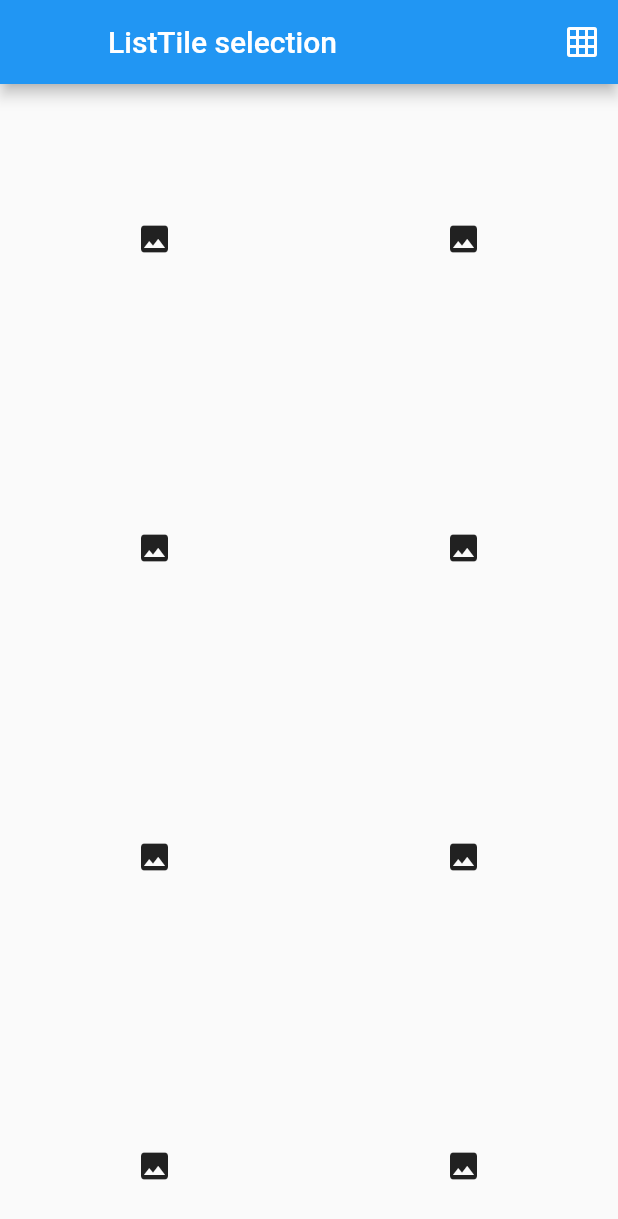
After one commit to viniciusgalileu/controlusers, a Flutter app: the ListTileSelect screen opened directly, scrolled down 576 dp, after a tap on the "list" icon, on a phone screen of 412 x 824 dp. The commit adds this screen. Shown: the top 1219 px of the screen. Run offline on Flutter 3.47's test engine with Material 2 defaults, Android fonts, the phone set to English and light mode, and no system bars.

Commit message:
Páginas novas

```diff
--- /dev/null
+++ b/lib/home.dart
@@ -0,0 +1,18 @@
+import 'package:flutter/material.dart';
+import 'package:web/drawer.dart';
+
+//void main() => runApp(const Home());
+
+class Home extends StatelessWidget {
+  const Home({super.key});
+
+  static const appTitle = 'Controle usuários';
+
+  @override
+  Widget build(BuildContext context) {
+    return const MaterialApp(
+      title: appTitle,
+      home: MenuDrawer(title: appTitle),
+    );
+  }
+}
--- a/lib/main.dart
+++ b/lib/main.dart
@@ -2,6 +2,8 @@ import 'dart:math';
 
 import 'package:flutter/material.dart';
 import 'package:web/CadSis.dart';
+import 'package:web/PaginaCardSis.dart';
+import 'package:web/paginaCardUser.dart';
 import 'package:web/userscad.dart';
 import 'package:web/usuarios.dart';
 
@@ -17,6 +19,8 @@ void main(List<String> args) {
         '/usuarios': ((context) => Usuarios()),
         '/caduser': (context) => CadUser(),
         '/cadsis': (context) => CadSis(),
+        '/pgcarduser': (context) => PgCardUser(),
+        '/pgcardsis': (context) => PgCardSis(),
       },
     ),
   );
--- /dev/null
+++ b/lib/paginaCardSis.dart
@@ -0,0 +1,232 @@
+import 'package:flutter/material.dart';
+
+void main() => runApp(const PgCardSis());
+
+class PgCardSis extends StatelessWidget {
+  const PgCardSis({super.key});
+
+  static const String _title = 'Flutter Code Sample';
+
+  @override
+  Widget build(BuildContext context) {
+    return const MaterialApp(
+      title: _title,
+      home: ListTileSelect(),
+    );
+  }
+}
+
+class ListTileSelect extends StatefulWidget {
+  const ListTileSelect({super.key});
+
+  @override
+  ListTileSelectState createState() => ListTileSelectState();
+}
+
+class ListTileSelectState extends State<ListTileSelect> {
+  bool isSelectionMode = false;
+  final int listLength = 30;
+  late List<bool> _selected;
+  bool _selectAll = false;
+  bool _isGridMode = false;
+
+  @override
+  void initState() {
+    super.initState();
+    initializeSelection();
+  }
+
+  void initializeSelection() {
+    _selected = List<bool>.generate(listLength, (_) => false);
+  }
+
+  @override
+  void dispose() {
+    _selected.clear();
+    super.dispose();
+  }
+
+  @override
+  Widget build(BuildContext context) {
+    return Scaffold(
+        appBar: AppBar(
+          title: const Text(
+            'ListTile selection',
+          ),
+          leading: isSelectionMode
+              ? IconButton(
+                  icon: const Icon(Icons.close),
+                  onPressed: () {
+                    setState(() {
+                      isSelectionMode = false;
+                    });
+                    initializeSelection();
+                  },
+                )
+              : const SizedBox(),
+          actions: <Widget>[
+            if (_isGridMode)
+              IconButton(
+                icon: const Icon(Icons.grid_on),
+                onPressed: () {
+                  setState(() {
+                    _isGridMode = false;
+                  });
+                },
+              )
+            else
+              IconButton(
+                icon: const Icon(Icons.list),
+                onPressed: () {
+                  setState(() {
+                    _isGridMode = true;
+                  });
+                },
+              ),
+            if (isSelectionMode)
+              TextButton(
+                  child: !_selectAll
+                      ? const Text(
+                          'select all',
+                          style: TextStyle(color: Colors.white),
+                        )
+                      : const Text(
+                          'unselect all',
+                          style: TextStyle(color: Colors.white),
+                        ),
+                  onPressed: () {
+                    _selectAll = !_selectAll;
+                    setState(() {
+                      _selected =
+                          List<bool>.generate(listLength, (_) => _selectAll);
+                    });
+                  }),
+          ],
+        ),
+        body: _isGridMode
+            ? GridBuilder(
+                isSelectionMode: isSelectionMode,
+                selectedList: _selected,
+                onSelectionChange: (bool x) {
+                  setState(() {
+                    isSelectionMode = x;
+                  });
+                },
+              )
+            : ListBuilder(
+                isSelectionMode: isSelectionMode,
+                selectedList: _selected,
+                onSelectionChange: (bool x) {
+                  setState(() {
+                    isSelectionMode = x;
+                  });
+                },
+              ));
+  }
+}
+
+class GridBuilder extends StatefulWidget {
+  const GridBuilder({
+    super.key,
+    required this.selectedList,
+    required this.isSelectionMode,
+    required this.onSelectionChange,
+  });
+
+  final bool isSelectionMode;
+  final Function(bool)? onSelectionChange;
+  final List<bool> selectedList;
+
+  @override
+  GridBuilderState createState() => GridBuilderState();
+}
+
+class GridBuilderState extends State<GridBuilder> {
+  void _toggle(int index) {
+    if (widget.isSelectionMode) {
+      setState(() {
+        widget.selectedList[index] = !widget.selectedList[index];
+      });
+    }
+  }
+
+  @override
+  Widget build(BuildContext context) {
+    return GridView.builder(
+        itemCount: widget.selectedList.length,
+        gridDelegate:
+            const SliverGridDelegateWithFixedCrossAxisCount(crossAxisCount: 2),
+        itemBuilder: (_, int index) {
+          return InkWell(
+            onTap: () => _toggle(index),
+            onLongPress: () {
+              if (!widget.isSelectionMode) {
+                setState(() {
+                  widget.selectedList[index] = true;
+                });
+                widget.onSelectionChange!(true);
+              }
+            },
+            child: GridTile(
+                child: Container(
+              child: widget.isSelectionMode
+                  ? Checkbox(
+                      onChanged: (bool? x) => _toggle(index),
+                      value: widget.selectedList[index])
+                  : const Icon(Icons.image),
+            )),
+          );
+        });
+  }
+}
+
+class ListBuilder extends StatefulWidget {
+  const ListBuilder({
+    super.key,
+    required this.selectedList,
+    required this.isSelectionMode,
+    required this.onSelectionChange,
+  });
+
+  final bool isSelectionMode;
+  final List<bool> selectedList;
+  final Function(bool)? onSelectionChange;
+
+  @override
+  State<ListBuilder> createState() => _ListBuilderState();
+}
+
+class _ListBuilderState extends State<ListBuilder> {
+  void _toggle(int index) {
+    if (widget.isSelectionMode) {
+      setState(() {
+        widget.selectedList[index] = !widget.selectedList[index];
+      });
+    }
+  }
+
+  @override
+  Widget build(BuildContext context) {
+    return ListView.builder(
+        itemCount: widget.selectedList.length,
+        itemBuilder: (_, int index) {
+          return ListTile(
+              onTap: () => _toggle(index),
+              onLongPress: () {
+                if (!widget.isSelectionMode) {
+                  setState(() {
+                    widget.selectedList[index] = true;
+                  });
+                  widget.onSelectionChange!(true);
+                }
+              },
+              trailing: widget.isSelectionMode
+                  ? Checkbox(
+                      value: widget.selectedList[index],
+                      onChanged: (bool? x) => _toggle(index),
+                    )
+                  : const SizedBox.shrink(),
+              title: Text('item $index'));
+        });
+  }
+}
```
Also changed, not shown: lib/paginaCardUser.dart (added).
